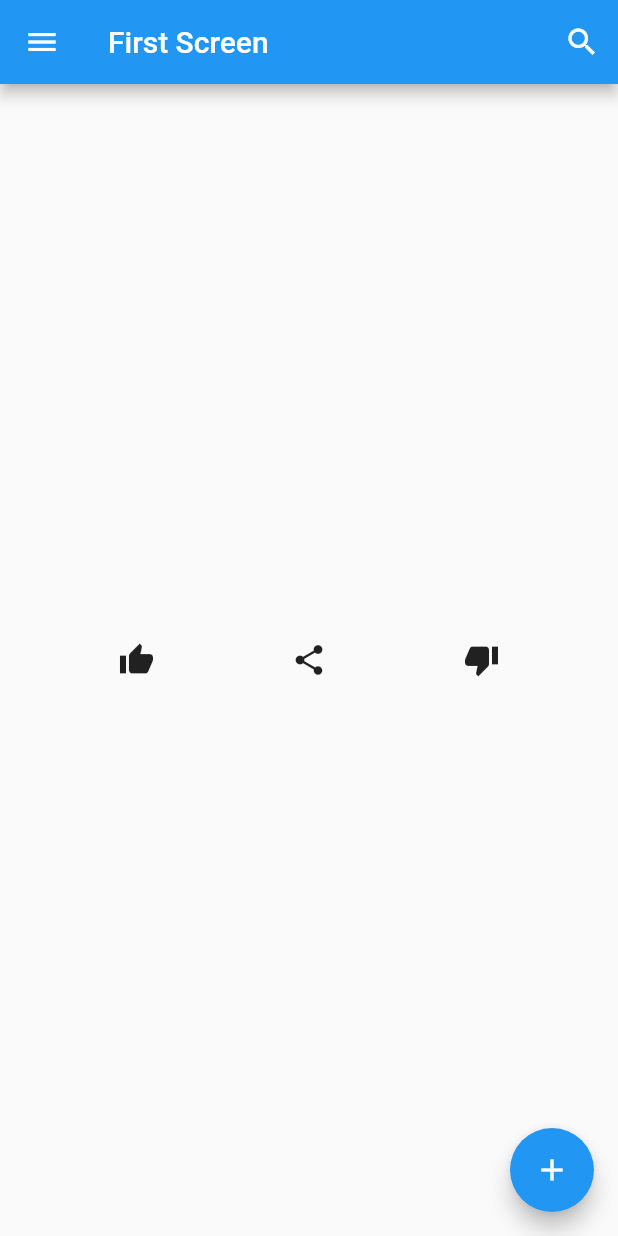
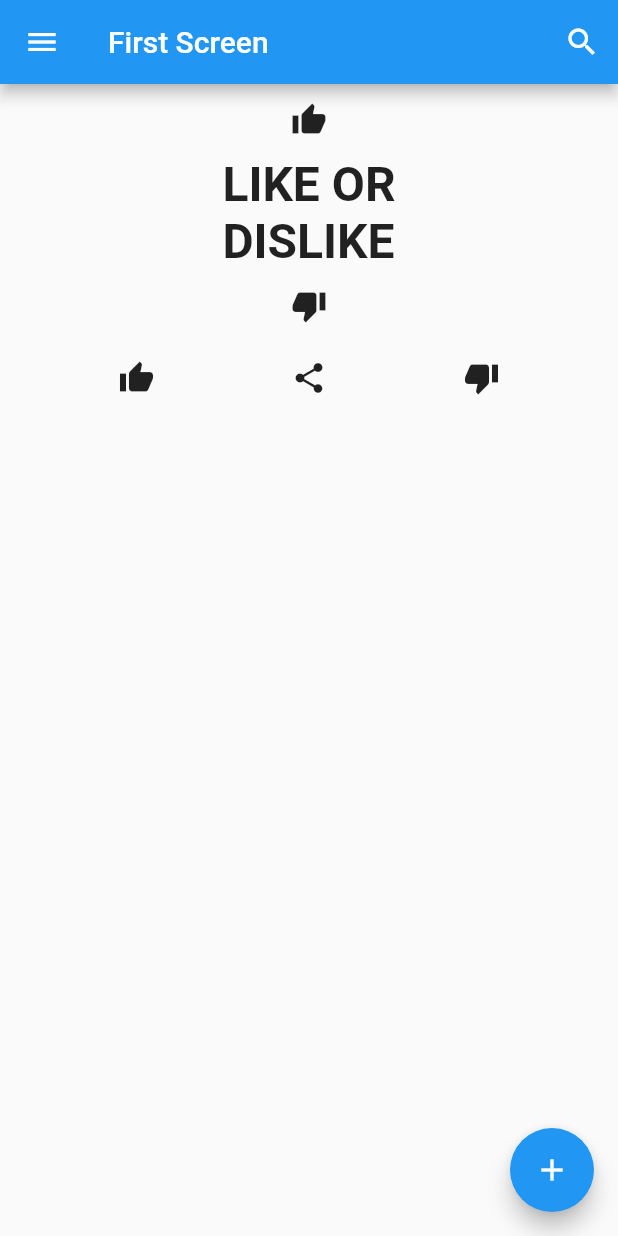
Before and after one commit to WahyuSeptiadi/FirstFlutterApps, a Flutter app: the screen it shows after launch, on a phone screen of 412 x 824 dp. Run offline on Flutter 3.47's test engine with Material 2 defaults, Android fonts, the phone set to English and light mode, and no system bars.

Commit message:
merge Widget Row and Column

```diff
--- a/lib/main.dart
+++ b/lib/main.dart
@@ -43,16 +43,27 @@ class FirstScreen extends StatelessWidget {
         ],
       ),
       body: Center(
-        child: Container(
-          child: Row(
-            /* Penentu alignment letak widget */
+        child: Column(
+          children: <Widget>[
+            Column(
+              children: [
+                IconButton(
+                  icon: Icon(Icons.thumb_up),
+                  onPressed: () {},
+                ),
+                Text(
+                  'LIKE OR\nDISLIKE',
+                  style: TextStyle(fontSize: 32, fontWeight: FontWeight.bold),
+                ),
+                IconButton(
+                  icon: Icon(Icons.thumb_down),
+                  onPressed: () {},
+                ),
+              ],
+            ),
+            Row(
               mainAxisAlignment: MainAxisAlignment.spaceEvenly,
-            // mainAxisAlignment: MainAxisAlignment.spaceAround,
-            // mainAxisAlignment: MainAxisAlignment.spaceBetween,
-            // mainAxisAlignment: MainAxisAlignment.start,
-            // mainAxisAlignment: MainAxisAlignment.center,
-            // mainAxisAlignment: MainAxisAlignment.end,
-            children: <Widget>[
+              children: [
                 IconButton(
                   icon: Icon(Icons.thumb_up),
                   onPressed: () {},
@@ -67,6 +78,7 @@ class FirstScreen extends StatelessWidget {
                 ),
               ],
             ),
+          ],
         ),
       ),
       floatingActionButton: FloatingActionButton(
```
Lines whose indentation alone changed are shown as unchanged.
